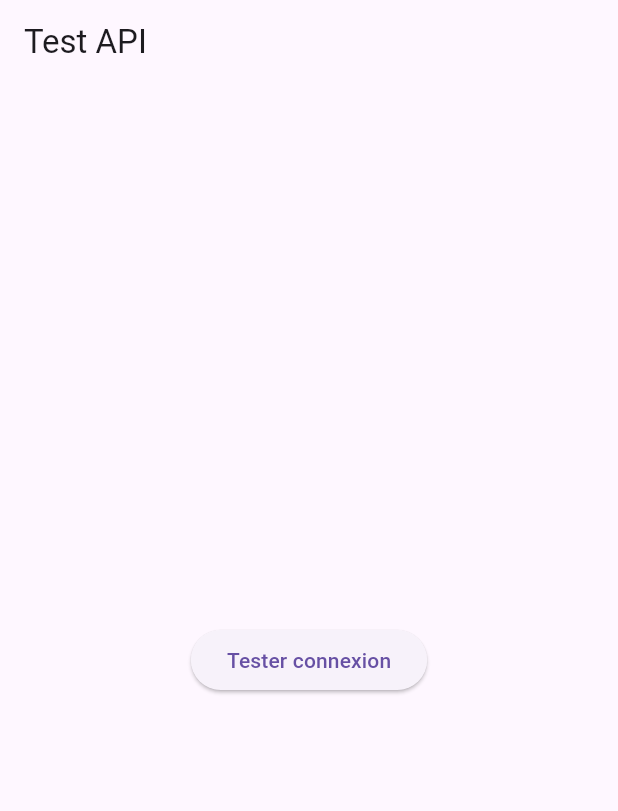
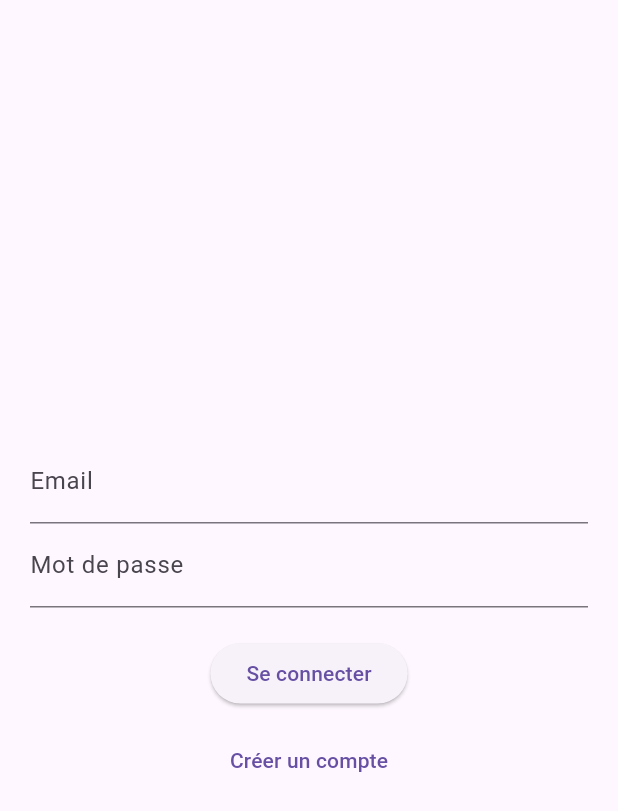
Before and after one commit to Nicolab78/Doctolib-copy, a Flutter app: the screen it shows after launch, on a phone screen of 412 x 824 dp. Shown: the top 811 px of the screen. Run offline on Flutter 3.47's test engine with Material 3 defaults, Android fonts, the phone set to English and light mode, and no system bars; our stand-ins replace dio, flutter_secure_storage.

Commit message:
mobile auth

```diff
--- a/doctolib_mobile/lib/main.dart
+++ b/doctolib_mobile/lib/main.dart
@@ -1,34 +1,15 @@
 import 'package:flutter/material.dart';
-import 'package:dio/dio.dart';
+import 'screens/login_screen.dart';
 
 void main() {
   runApp(const MyApp());
 }
 
 class MyApp extends StatelessWidget {
-  const MyApp({super.key});
+  const MyApp();
 
   @override
   Widget build(BuildContext context) {
-    return MaterialApp(
-      home: Scaffold(
-        appBar: AppBar(title: const Text("Test API")),
-        body: Center(
-          child: ElevatedButton(
-            onPressed: () async {
-              final dio = Dio(BaseOptions(baseUrl: "http://localhost:3000"));
-
-              try {
-                final response = await dio.get("/users/all");
-                print("Réponse backend : ${response.data}");
-              } catch (e) {
-                print("Erreur : $e");
-              }
-            },
-            child: const Text("Tester connexion"),
-          ),
-        ),
-      ),
-    );
+    return MaterialApp(debugShowCheckedModeBanner: false, home: LoginScreen());
   }
 }
--- /dev/null
+++ b/doctolib_mobile/lib/screens/login_screen.dart
@@ -0,0 +1,63 @@
+import 'package:flutter/material.dart';
+import '../services/auth_service.dart';
+import 'home_screen.dart';
+import 'register_screen.dart';
+
+class LoginScreen extends StatefulWidget {
+  @override
+  State<LoginScreen> createState() => _LoginScreenState();
+}
+
+class _LoginScreenState extends State<LoginScreen> {
+  final emailCtrl = TextEditingController();
+  final passCtrl = TextEditingController();
+  final auth = AuthService();
+
+  @override
+  Widget build(BuildContext context) {
+    return Scaffold(
+      body: Padding(
+        padding: const EdgeInsets.all(20),
+        child: Column(
+          mainAxisAlignment: MainAxisAlignment.center,
+          children: [
+            TextField(
+              controller: emailCtrl,
+              decoration: InputDecoration(labelText: "Email"),
+            ),
+            TextField(
+              controller: passCtrl,
+              decoration: InputDecoration(labelText: "Mot de passe"),
+              obscureText: true,
+            ),
+            const SizedBox(height: 20),
+
+            ElevatedButton(
+              onPressed: () async {
+                await auth.login(emailCtrl.text, passCtrl.text);
+
+                Navigator.pushReplacement(
+                  context,
+                  MaterialPageRoute(builder: (_) => HomeScreen()),
+                );
+              },
+              child: Text("Se connecter"),
+            ),
+
+            const SizedBox(height: 10),
+
+            TextButton(
+              onPressed: () {
+                Navigator.push(
+                  context,
+                  MaterialPageRoute(builder: (_) => RegisterScreen()),
+                );
+              },
+              child: const Text("Créer un compte"),
+            ),
+          ],
+        ),
+      ),
+    );
+  }
+}
--- /dev/null
+++ b/doctolib_mobile/lib/storage/token_storage.dart
@@ -0,0 +1,11 @@
+import 'package:flutter_secure_storage/flutter_secure_storage.dart';
+
+class TokenStorage {
+  final _storage = const FlutterSecureStorage();
+
+  Future<void> save(String token) => _storage.write(key: "token", value: token);
+
+  Future<String?> read() => _storage.read(key: "token");
+
+  Future<void> clear() => _storage.delete(key: "token");
+}
```
Also changed, not shown: doctolib_mobile/lib/api/dio_client.dart (added, +17 -0 lines), doctolib_mobile/lib/screens/home_screen.dart (added, +22 -0 lines), doctolib_mobile/lib/screens/register_screen.dart (added, +111 -0 lines), doctolib_mobile/lib/services/auth_service.dart (added, +53 -0 lines), doctolib_mobile/lib/shared/api/dio_client.dart (deleted, +0 -19 lines), 1 other file.
